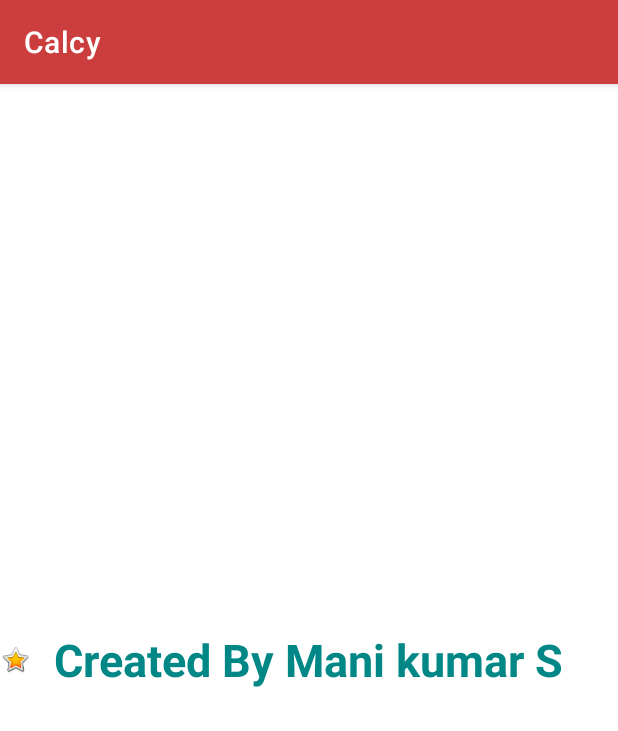
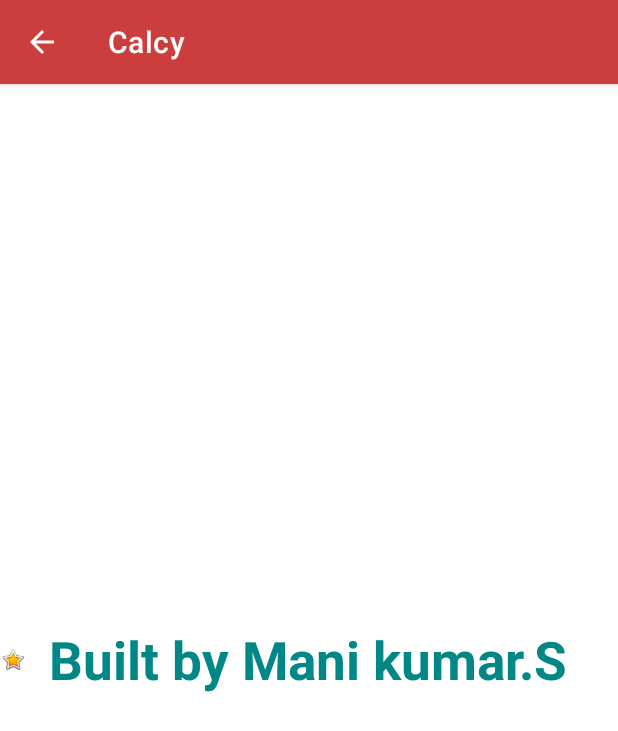
Before and after one commit to manikumar-ableaura/calcy, an Android app: the MainActivity2 screen opened directly, with no data from a screen before it, on a phone screen of 412 x 824 dp. Shown: the top 731 px of the screen. Run offline under Robolectric (Android 15) with nearby library versions, the phone set to English and light mode, and no system bars.

```diff
--- a/app/src/main/java/com/example/calcy/MainActivity2.kt
+++ b/app/src/main/java/com/example/calcy/MainActivity2.kt
@@ -1,12 +1,26 @@
 package com.example.calcy
 
+import android.os.Bundle
 import androidx.appcompat.app.AppCompatActivity
-import android.os.Bundle
 
 class MainActivity2 : AppCompatActivity() {
+
     override fun onCreate(savedInstanceState: Bundle?) {
         super.onCreate(savedInstanceState)
         setContentView(R.layout.activity_main2)
 
+
+        supportActionBar?.setDisplayHomeAsUpEnabled(true)
+    }
+
+    override fun onSupportNavigateUp(): Boolean {
+
+        onBackPressed()
+        return true
+    }
+
+    override fun onBackPressed() {
+
+        finish()
     }
 }
--- a/app/src/main/res/layout/activity_main2.xml
+++ b/app/src/main/res/layout/activity_main2.xml
@@ -11,19 +11,19 @@
         android:id="@+id/ss"
         android:layout_width="wrap_content"
         android:layout_height="wrap_content"
-        android:text="Created By Mani kumar S"
-       android:textSize="30sp"
+        android:text="Built by Mani kumar.S"
+        android:textSize="35sp"
         android:textStyle="bold"
         android:textColor="@color/teal_700"
         android:layout_centerInParent="true" />
 
 
     <ImageView
-        android:layout_width="30dp"
+        android:layout_width="35dp"
         android:layout_height="30dp"
         android:src="@android:drawable/btn_star_big_on"
         android:layout_marginRight="15dp"
-        android:background="@color/white"
+        android:background="#FFFFFF"
         android:layout_toLeftOf="@id/ss"
         android:layout_centerInParent="true"
         />
```
